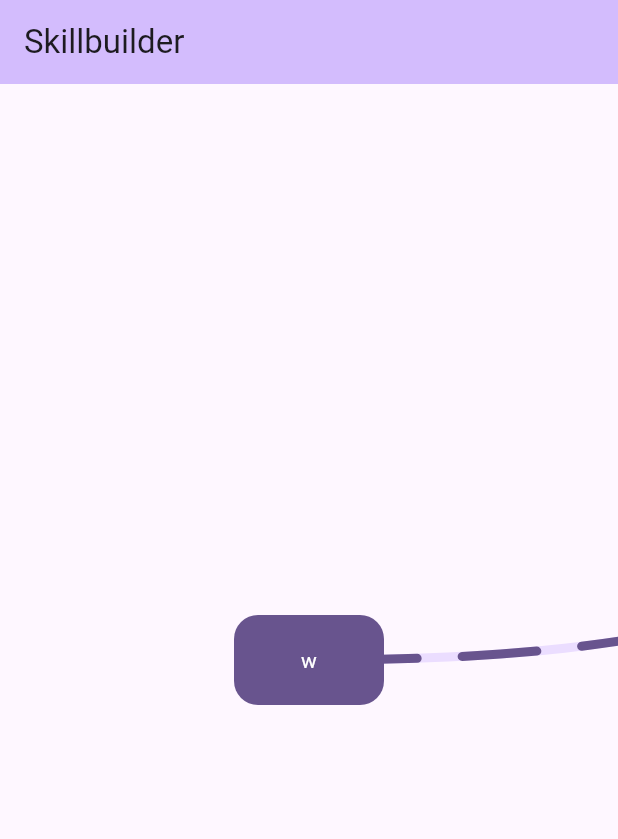
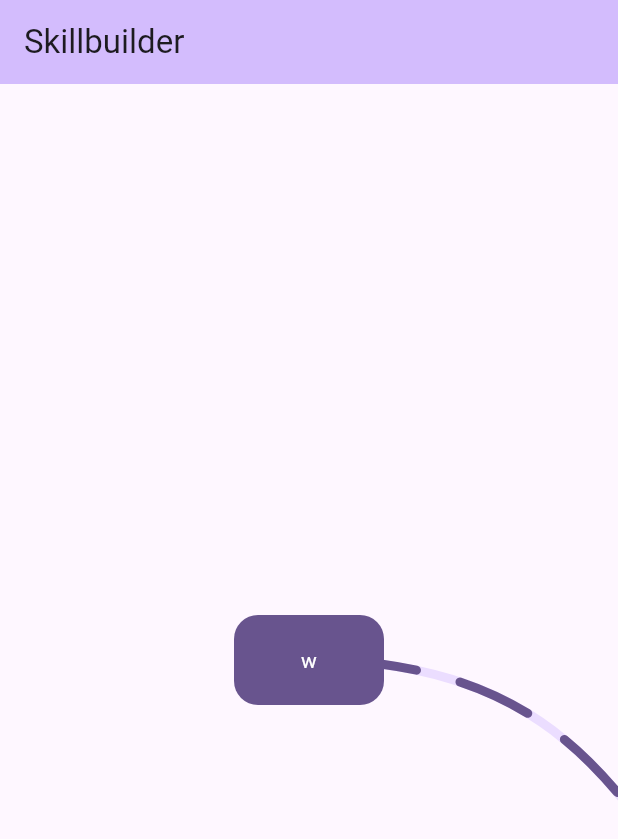
Before and after one commit to doodlezucc/skillbuilder, a Flutter app: the screen it shows after launch, on a phone screen of 412 x 824 dp. Shown: the top 839 px of the screen. Run offline on Flutter 3.47's test engine with Material 2 defaults, Android fonts, the phone set to English and light mode, and no system bars.

Commit message:
introduce models for board objects

```diff
--- a/lib/board/animated_painter.dart
+++ b/lib/board/animated_painter.dart
@@ -1,9 +1,12 @@
 import 'package:flutter/material.dart';
 
+import '../models/board.dart';
 import 'painter.dart';
 
 class AnimatedPainter extends StatefulWidget {
-  const AnimatedPainter({super.key});
+  final BoardData board;
+
+  const AnimatedPainter({super.key, required this.board});
 
   @override
   State<AnimatedPainter> createState() => _AnimatedPainterState();
@@ -36,6 +39,7 @@ class _AnimatedPainterState extends State<AnimatedPainter>
         painter: BoardPainter(
           context: context,
           animationTime: _ctrl.value,
+          board: widget.board,
         ),
       ),
     );
--- a/lib/board/board.dart
+++ b/lib/board/board.dart
@@ -1,10 +1,12 @@
 import 'package:flutter/material.dart';
 
+import '../models/board.dart';
 import 'animated_painter.dart';
-import 'milestone.dart';
 
 class Board extends StatefulWidget {
-  const Board({super.key});
+  final BoardData data;
+
+  const Board({super.key, required this.data});
 
   @override
   State<Board> createState() => _BoardState();
@@ -31,19 +33,12 @@ class _BoardState extends State<Board> {
       boundaryMargin: const EdgeInsets.all(double.infinity),
       transformationController: _ctrl,
       minScale: 0.2,
-      child: const Center(
+      child: Center(
         child: Stack(
           alignment: Alignment.center,
           children: [
-            AnimatedPainter(),
-            Milestone(
-              label: 'w',
-              offset: Offset(0, 0),
-            ),
-            Milestone(
-              label: 'some other kind of milestone\nwith an extra line',
-              offset: Offset(550, -50),
-            ),
+            AnimatedPainter(board: widget.data),
+            ...widget.data.objects.map((obj) => obj.toWidget()),
           ],
         ),
       ),
--- a/lib/board/painter.dart
+++ b/lib/board/painter.dart
@@ -1,4 +1,7 @@
 import 'package:flutter/material.dart';
+
+import '../models/board.dart';
+import '../models/connectable.dart';
 
 class BoardPainter extends CustomPainter {
   static const cyclePeriod = Duration(seconds: 10);
@@ -13,6 +16,7 @@ class BoardPainter extends CustomPainter {
 
   final BuildContext context;
   final double animationTime;
+  final BoardData board;
 
   late final connectionPaint = Paint()
     ..style = PaintingStyle.stroke
@@ -25,11 +29,23 @@ class BoardPainter extends CustomPainter {
     ..strokeCap = StrokeCap.round
     ..strokeWidth = 6.0;
 
-  BoardPainter({required this.context, required this.animationTime});
+  BoardPainter({
+    required this.context,
+    required this.animationTime,
+    required this.board,
+  });
 
   @override
   void paint(Canvas canvas, Size size) {
-    paintLineBetween(const Offset(0, 0), const Offset(550, -50), canvas);
+    for (final obj in board.objects) {
+      if (obj is HasOutput) {
+        final ends = obj.connections;
+
+        for (final end in ends) {
+          paintLineBetween(obj.position, end.position, canvas);
+        }
+      }
+    }
   }
 
   void paintLineBetween(Offset a, Offset b, Canvas canvas) {
--- a/lib/home_page.dart
+++ b/lib/home_page.dart
@@ -2,9 +2,29 @@ import 'package:flutter/material.dart';
 import 'board/board.dart';
 
 import 'branding.dart';
+import 'models/board.dart';
+import 'models/milestone.dart';
 
 class MyHomePage extends StatefulWidget {
-  const MyHomePage({super.key});
+  final milestoneA = MilestoneData(
+    label: 'w',
+    position: const Offset(0, 0),
+  );
+
+  final milestoneB = MilestoneData(
+    label: "there's a curtain on the E."
+        '\nit looks like an F.'
+        "\nit's not an F.",
+    position: const Offset(500, 300),
+  );
+
+  late final data = BoardData()
+    ..objects.addAll([
+      milestoneA..connections.add(milestoneB),
+      milestoneB,
+    ]);
+
+  MyHomePage({super.key});
 
   @override
   State<MyHomePage> createState() => _MyHomePageState();
@@ -18,7 +38,7 @@ class _MyHomePageState extends State<MyHomePage> {
         backgroundColor: Theme.of(context).colorScheme.inversePrimary,
         title: const Text(appName),
       ),
-      body: const Board(),
+      body: Board(data: widget.data),
     );
   }
 }
--- a/lib/main.dart
+++ b/lib/main.dart
@@ -34,7 +34,7 @@ class MyApp extends StatelessWidget {
         colorScheme: appColorScheme,
         useMaterial3: true,
       ),
-      home: const MyHomePage(),
+      home: MyHomePage(),
     );
   }
 }
--- /dev/null
+++ b/lib/models/board.dart
@@ -0,0 +1,5 @@
+import 'board_object.dart';
+
+class BoardData {
+  final List<BoardObject> objects = [];
+}
--- /dev/null
+++ b/lib/models/board_object.dart
@@ -0,0 +1,9 @@
+import 'package:flutter/material.dart';
+
+abstract class BoardObject {
+  Offset position;
+
+  BoardObject({required this.position});
+
+  Widget toWidget();
+}
--- /dev/null
+++ b/lib/models/connectable.dart
@@ -0,0 +1,7 @@
+import 'board_object.dart';
+
+mixin HasInput on BoardObject {}
+
+mixin HasOutput on BoardObject {
+  List<HasInput> connections = [];
+}
--- /dev/null
+++ b/lib/models/milestone.dart
@@ -0,0 +1,14 @@
+import 'package:flutter/material.dart';
+
+import '../board/milestone.dart';
+import 'board_object.dart';
+import 'connectable.dart';
+
+class MilestoneData extends BoardObject with HasInput, HasOutput {
+  String label;
+
+  MilestoneData({required this.label, required super.position});
+
+  @override
+  Widget toWidget() => Milestone(label: label, offset: position);
+}
```
